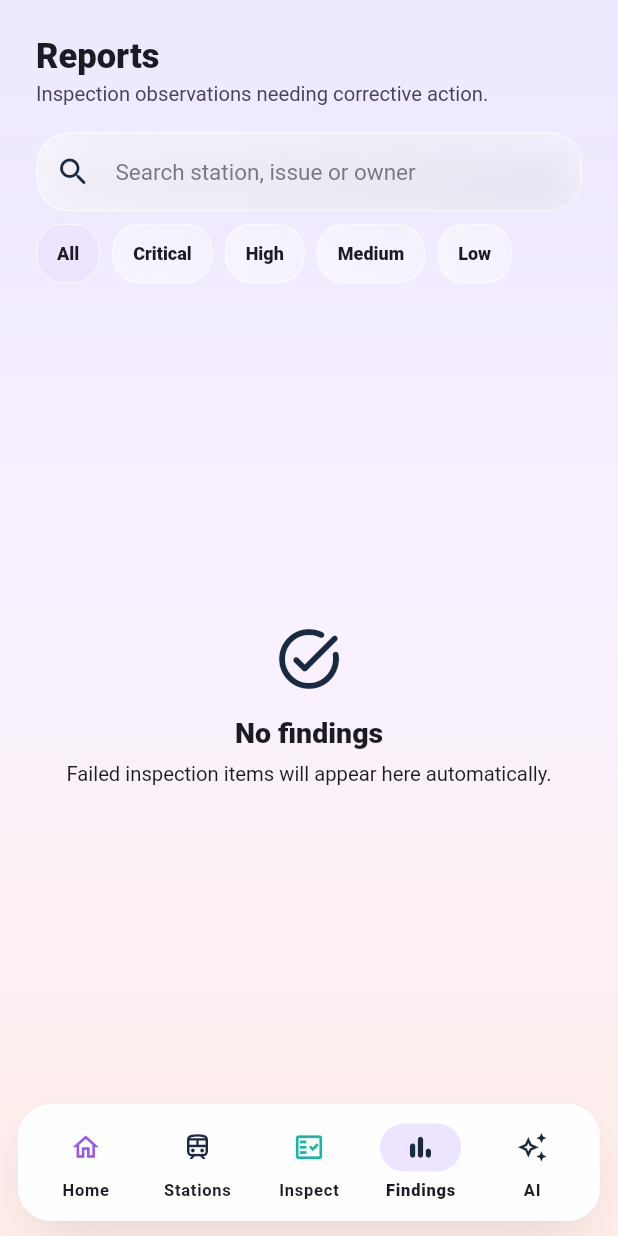
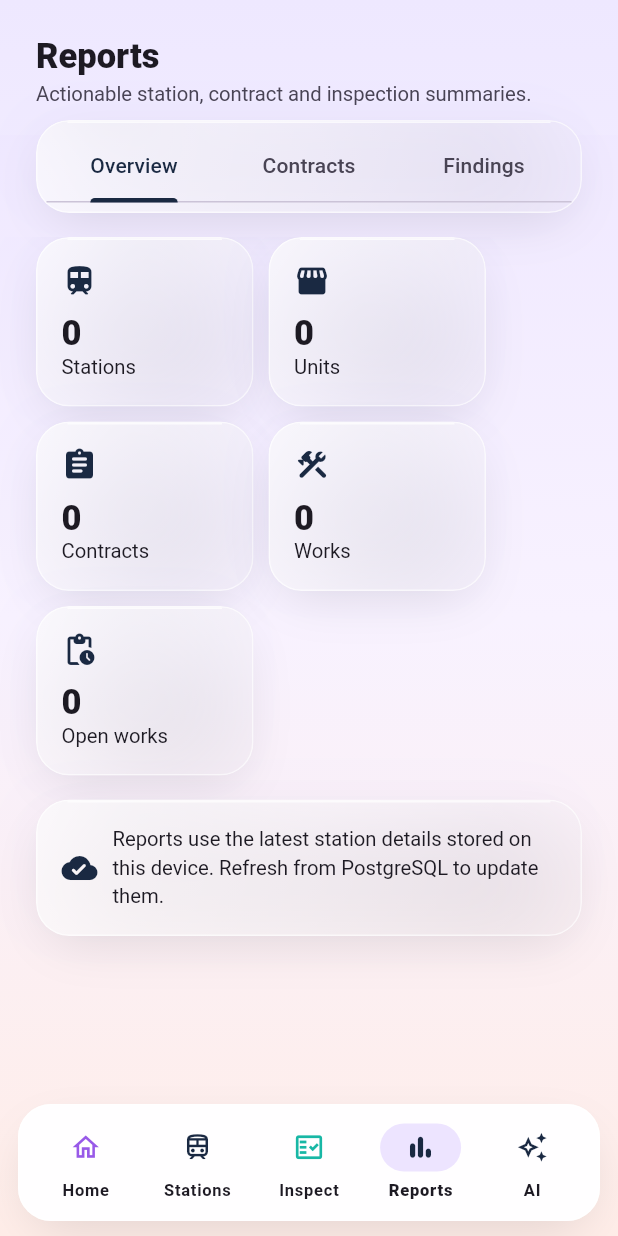
Before and after one commit to anilsrivatsav/sbcnav, a Flutter app: the screen it shows after launch, item 4 of the bottom bar chosen, on a phone screen of 412 x 824 dp. Run offline on Flutter 3.47's test engine with Material 3 defaults, Android fonts, the phone set to English and light mode, and no system bars; our stand-ins replace connectivity_plus, dio, flutter_riverpod, image_picker, sqflite; accounts and stored records are empty; statements that could not run were skipped.

Commit message:
Complete mobile reports and contract alert handling

```diff
--- a/mobile_flutter/lib/features/home/today_screen.dart
+++ b/mobile_flutter/lib/features/home/today_screen.dart
@@ -97,7 +97,7 @@ class _TodayScreenState extends ConsumerState<TodayScreen> {
             physics: const ClampingScrollPhysics(),
             padding: const EdgeInsets.fromLTRB(18, 18, 18, 28),
             children: [
-      _HomeHeader(
+              _HomeHeader(
                 inspector: data.inspector,
                 syncBusy: syncBusy,
                 pendingSync: data.pendingSync,
@@ -110,7 +110,8 @@ class _TodayScreenState extends ConsumerState<TodayScreen> {
                 onNotifications: () => showGlassBottomSheet<void>(
                   context,
                   builder: (_) => const NotificationsSheet(),
-                ),
+                ).then((_) => _refresh()),
+                onProfileChanged: _refresh,
               ),
               const SizedBox(height: 22),
               _InspectionPulse(data: data),
@@ -171,7 +172,7 @@ class _TodayScreenState extends ConsumerState<TodayScreen> {
                     ),
                     _QuickAction(
                       icon: Icons.bar_chart_rounded,
-                      label: 'Findings',
+                      label: 'Reports',
                       tone: const Color(0xFFF59E0B),
                       onTap: () => widget.onNavigate(3),
                     ),
@@ -363,6 +364,7 @@ class _HomeHeader extends StatelessWidget {
     required this.onSync,
     required this.onFetchLatest,
     required this.onNotifications,
+    required this.onProfileChanged,
   });
 
   final String inspector;
@@ -372,6 +374,7 @@ class _HomeHeader extends StatelessWidget {
   final VoidCallback onSync;
   final VoidCallback onFetchLatest;
   final VoidCallback onNotifications;
+  final VoidCallback onProfileChanged;
 
   @override
   Widget build(BuildContext context) {
@@ -389,7 +392,7 @@ class _HomeHeader extends StatelessWidget {
                   onFetchLatest: onFetchLatest,
                   onSync: onSync,
                 ),
-              ),
+              ).then((_) => onProfileChanged()),
             ),
             const SizedBox(width: 14),
             const Expanded(
@@ -479,7 +482,7 @@ class _HomeHeader extends StatelessWidget {
               onTap: () => showGlassBottomSheet<void>(
                 context,
                 builder: (_) => const ProfileSheet(),
-              ),
+              ).then((_) => onProfileChanged()),
               child: CircleAvatar(
                 radius: 28,
                 backgroundColor: const Color(0xFFDCEBFF),
--- /dev/null
+++ b/mobile_flutter/lib/features/reports/reports_screen.dart
@@ -0,0 +1,315 @@
+import 'package:flutter/material.dart';
+import 'package:flutter_riverpod/flutter_riverpod.dart';
+
+import '../../data/local/app_database.dart';
+import '../../shared/widgets.dart';
+
+class ReportsScreen extends ConsumerStatefulWidget {
+  const ReportsScreen({super.key});
+
+  @override
+  ConsumerState<ReportsScreen> createState() => _ReportsScreenState();
+}
+
+class _ReportsScreenState extends ConsumerState<ReportsScreen>
+    with SingleTickerProviderStateMixin {
+  late final TabController _tabs;
+  late Future<_ReportData> _report;
+
+  @override
+  void initState() {
+    super.initState();
+    _tabs = TabController(length: 3, vsync: this);
+    _report = _load();
+  }
+
+  Future<_ReportData> _load() async {
+    final database = ref.read(databaseProvider);
+    final stations = await database.stationOverviewRows();
+    final notifications = await database.notifications();
+    final findings = await database.findings();
+    var units = 0;
+    var contracts = 0;
+    var works = 0;
+    var openWorks = 0;
+    for (final row in stations) {
+      final detail = row['_station_detail'];
+      if (detail is! Map) continue;
+      final contractRows = [
+        ...(detail['contracts'] is List
+            ? detail['contracts'] as List
+            : const []),
+        ...(detail['commercial_contracts'] is List
+            ? detail['commercial_contracts'] as List
+            : const []),
+      ];
+      final unitRows = detail['units'];
+      final workRows = detail['works'];
+      units += unitRows is List ? unitRows.length : 0;
+      contracts += contractRows.length;
+      if (workRows is List) {
+        works += workRows.length;
+        openWorks += workRows.where((work) {
+          final status = '${work is Map ? work['status'] : ''}'.toLowerCase();
+          return !status.contains('complete') && !status.contains('done');
+        }).length;
+      }
+    }
+    return _ReportData(
+      stations: stations.length,
+      units: units,
+      contracts: contracts,
+      works: works,
+      openWorks: openWorks,
+      notifications: notifications,
+      findings: findings,
+    );
+  }
+
+  void _reload() => setState(() => _report = _load());
+
+  @override
+  void dispose() {
+    _tabs.dispose();
+    super.dispose();
+  }
+
+  @override
+  Widget build(BuildContext context) {
+    return FutureBuilder<_ReportData>(
+      future: _report,
+      builder: (context, snapshot) {
+        if (snapshot.connectionState == ConnectionState.waiting) {
+          return const GlassLoadingList(itemCount: 5);
+        }
+        if (snapshot.hasError) {
+          return ErrorPane(error: snapshot.error!, retry: _reload);
+        }
+        final data = snapshot.data!;
+        return Column(
+          children: [
+            const Padding(
+              padding: EdgeInsets.fromLTRB(
+                AppSpacing.page,
+                AppSpacing.x3,
+                AppSpacing.page,
+                AppSpacing.x1,
+              ),
+              child: PageHeading(
+                title: 'Reports',
+                subtitle:
+                    'Actionable station, contract and inspection summaries.',
+              ),
+            ),
+            Padding(
+              padding: const EdgeInsets.symmetric(horizontal: AppSpacing.page),
+              child: GlassPanel(
+                padding: const EdgeInsets.all(6),
+                child: TabBar(
+                  controller: _tabs,
+                  tabs: const [
+                    Tab(text: 'Overview'),
+                    Tab(text: 'Contracts'),
+                    Tab(text: 'Findings'),
+                  ],
+                ),
+              ),
+            ),
+            const SizedBox(height: AppSpacing.x2),
+            Expanded(
+              child: TabBarView(
+                controller: _tabs,
+                children: [
+                  _OverviewReport(data: data),
+                  _ContractReport(rows: data.notifications),
+                  _FindingReport(rows: data.findings),
+                ],
+              ),
+            ),
+          ],
+        );
+      },
+    );
+  }
+}
+
+class _ReportData {
+  const _ReportData({
+    required this.stations,
+    required this.units,
+    required this.contracts,
+    required this.works,
+    required this.openWorks,
+    required this.notifications,
+    required this.findings,
+  });
+
+  final int stations;
+  final int units;
+  final int contracts;
+  final int works;
+  final int openWorks;
+  final List<Map<String, dynamic>> notifications;
+  final List<Map<String, dynamic>> findings;
+}
+
+class _OverviewReport extends StatelessWidget {
+  const _OverviewReport({required this.data});
+  final _ReportData data;
+
+  @override
+  Widget build(BuildContext context) {
+    return ListView(
+      padding:
+          const EdgeInsets.fromLTRB(AppSpacing.page, 0, AppSpacing.page, 28),
+      children: [
+        Wrap(
+          spacing: 10,
+          runSpacing: 10,
+          children: [
+            _ReportMetric(
+                label: 'Stations',
+                value: data.stations,
+                icon: Icons.train_rounded),
+            _ReportMetric(
+                label: 'Units',
+                value: data.units,
+                icon: Icons.storefront_rounded),
+            _ReportMetric(
+                label: 'Contracts',
+                value: data.contracts,
+                icon: Icons.assignment_rounded),
+            _ReportMetric(
+                label: 'Works',
+                value: data.works,
+                icon: Icons.construction_rounded),
+            _ReportMetric(
+                label: 'Open works',
+                value: data.openWorks,
+                icon: Icons.pending_actions_rounded),
+          ],
+        ),
+        const SizedBox(height: AppSpacing.x2),
+        GlassPanel(
+          child: Row(
+            children: [
+              Icon(Icons.cloud_done_rounded,
+                  color: Theme.of(context).colorScheme.primary),
+              const SizedBox(width: 10),
+              const Expanded(
+                child: Text(
+                    'Reports use the latest station details stored on this device. Refresh from PostgreSQL to update them.'),
+              ),
+            ],
+          ),
+        ),
+      ],
+    );
+  }
+}
+
+class _ReportMetric extends StatelessWidget {
+  const _ReportMetric(
+      {required this.label, required this.value, required this.icon});
+  final String label;
+  final int value;
+  final IconData icon;
+
+  @override
+  Widget build(BuildContext context) {
+    return SizedBox(
+      width: 145,
+      child: GlassPanel(
+        child: Column(
+          crossAxisAlignment: CrossAxisAlignment.start,
+          children: [
+            Icon(icon, color: Theme.of(context).colorScheme.primary),
+            const SizedBox(height: 10),
+            Text('$value',
+                style: Theme.of(context)
+                    .textTheme
+                    .headlineSmall
+                    ?.copyWith(fontWeight: FontWeight.w900)),
+            Text(label),
+          ],
+        ),
+      ),
+    );
+  }
+}
+
+class _ContractReport extends StatelessWidget {
+  const _ContractReport({required this.rows});
+  final List<Map<String, dynamic>> rows;
+
+  @override
+  Widget build(BuildContext context) {
+    final alerts =
+        rows.where((row) => row['type'] == 'contract_expiry').toList();
+    if (alerts.isEmpty) {
+      return const EmptyState(
+          icon: Icons.verified_rounded,
+          title: 'No contract alerts',
+          message:
+              'No contracts are due within the current 90-day alert window.');
+    }
+    return ListView.separated(
+      padding:
+          const EdgeInsets.fromLTRB(AppSpacing.page, 0, AppSpacing.page, 28),
+      itemCount: alerts.length,
+      separatorBuilder: (_, __) => const SizedBox(height: AppSpacing.x1),
+      itemBuilder: (context, index) {
+        final row = alerts[index];
+        return GlassPanel(
+          child: ListTile(
+            contentPadding: EdgeInsets.zero,
+            leading: Icon(
+                row['severity'] == 'critical'
+                    ? Icons.warning_rounded
+                    : Icons.event_available_rounded,
+                color:
+                    row['severity'] == 'critical' ? Colors.red : Colors.orange),
+            title: Text('${row['title']}',
+                style: const TextStyle(fontWeight: FontWeight.w800)),
+            subtitle: Text('${row['body']}'),
+            trailing: row['is_read'] == 1 ? null : const StatusBadge('New'),
+          ),
+        );
+      },
+    );
+  }
+}
+
+class _FindingReport extends StatelessWidget {
+  const _FindingReport({required this.rows});
+  final List<Map<String, dynamic>> rows;
+
+  @override
+  Widget build(BuildContext context) {
+    if (rows.isEmpty) {
+      return const EmptyState(
+          icon: Icons.task_alt_rounded,
+          title: 'No findings',
+          message: 'Inspection observations needing action will appear here.');
+    }
+    return ListView.separated(
+      padding:
+          const EdgeInsets.fromLTRB(AppSpacing.page, 0, AppSpacing.page, 28),
+      itemCount: rows.length,
+      separatorBuilder: (_, __) => const SizedBox(height: AppSpacing.x1),
+      itemBuilder: (context, index) {
+        final row = rows[index];
+        return GlassPanel(
+          child: ListTile(
+            contentPadding: EdgeInsets.zero,
+            title: Text('${row['title']}',
+                style: const TextStyle(fontWeight: FontWeight.w800)),
+            subtitle: Text(
+                '${row['station_code'] ?? 'Station'} · ${row['status'] ?? 'Open'}'),
+            trailing: StatusBadge('${row['severity'] ?? 'medium'}'),
+          ),
+        );
+      },
+    );
+  }
+}
--- a/mobile_flutter/lib/features/shell/mobile_shell.dart
+++ b/mobile_flutter/lib/features/shell/mobile_shell.dart
@@ -3,7 +3,7 @@ import 'package:flutter/services.dart';
 
 import '../../shared/widgets.dart';
 import '../assistant/assistant_screen.dart';
-import '../findings/findings_screen.dart';
+import '../reports/reports_screen.dart';
 import '../home/today_screen.dart';
 import '../inspections/inspections_screen.dart';
 import '../stations/stations_screen.dart';
@@ -36,7 +36,7 @@ class _MobileShellState extends State<MobileShell> {
       selectedIcon: Icons.fact_check_rounded,
     ),
     _Destination(
-      label: 'Findings',
+      label: 'Reports',
       icon: Icons.bar_chart_outlined,
       selectedIcon: Icons.bar_chart_rounded,
     ),
@@ -74,7 +74,7 @@ class _MobileShellState extends State<MobileShell> {
       TodayScreen(onNavigate: _select),
       const StationsScreen(),
       const InspectionsScreen(),
-      const FindingsScreen(),
+      const ReportsScreen(),
       const AssistantScreen(),
     ];
     return PopScope(
@@ -338,7 +338,7 @@ class _NavItem extends StatelessWidget {
       'Home' => colors.tertiary,
       'Stations' => colors.primary,
       'Inspect' => colors.secondary,
-      'Findings' => statusTone('pending'),
+      'Reports' => statusTone('pending'),
       _ => colors.primary,
     };
   }
--- a/mobile_flutter/lib/features/stations/station_presentation.dart
+++ b/mobile_flutter/lib/features/stations/station_presentation.dart
@@ -322,13 +322,15 @@ List<ContractSummary> buildContracts(
         type: cleanText(row['type_of_unit'], fallback: 'Catering'),
         earnings: earnings,
         status: cleanText(row['unit_status'], fallback: 'Status unavailable'),
-        validFrom: _contractDate(row, ['contract_from', 'contract_period_from']),
-        validTo: _contractDate(row, ['contract_to', 'contract_upto']),
+        validFrom: _contractDate(
+            row, ['valid_from', 'contract_from', 'contract_period_from']),
+        validTo:
+            _contractDate(row, ['valid_to', 'contract_to', 'contract_upto']),
         renewalState: _renewalState(
-          _contractDate(row, ['contract_to', 'contract_upto']),
+          _contractDate(row, ['valid_to', 'contract_to', 'contract_upto']),
         ),
         daysToExpiry: _daysToExpiry(
-          _contractDate(row, ['contract_to', 'contract_upto']),
+          _contractDate(row, ['valid_to', 'contract_to', 'contract_upto']),
         ),
         details: row,
         payments: _paymentRows(row),
@@ -356,13 +358,15 @@ List<ContractSummary> buildContracts(
             numericValue(row['annual_license_fee']) ??
             0,
         status: _contractStatus(row),
-        validFrom: _contractDate(row, ['contract_period_from', 'contract_from']),
-        validTo: _contractDate(row, ['contract_upto', 'contract_to']),
+        validFrom: _contractDate(
+            row, ['valid_from', 'contract_period_from', 'contract_from']),
+        validTo:
+            _contractDate(row, ['valid_to', 'contract_upto', 'contract_to']),
         renewalState: _renewalState(
-          _contractDate(row, ['contract_upto', 'contract_to']),
+          _contractDate(row, ['valid_to', 'contract_upto', 'contract_to']),
         ),
         daysToExpiry: _daysToExpiry(
-          _contractDate(row, ['contract_upto', 'contract_to']),
+          _contractDate(row, ['valid_to', 'contract_upto', 'contract_to']),
         ),
         details: row,
         payments: _paymentRows(row),
@@ -488,16 +492,19 @@ DateTime? _contractDate(Map<String, dynamic> row, List<String> keys) {
     if (text.isEmpty) continue;
     final iso = DateTime.tryParse(text);
     if (iso != null) return DateTime(iso.year, iso.month, iso.day);
-    final match = RegExp(r'^(\d{1,2})[/-](\d{1,2})[/-](\d{2,4})').firstMatch(text);
+    final match =
+        RegExp(r'^(\d{1,2})[/-](\d{1,2})[/-](\d{2,4})').firstMatch(text);
     if (match != null) {
       final year = int.parse(match.group(3)!) < 100
           ? 2000 + int.parse(match.group(3)!)
           : int.parse(match.group(3)!);
-      return DateTime(year, int.parse(match.group(2)!), int.parse(match.group(1)!));
+      return DateTime(
+          year, int.parse(match.group(2)!), int.parse(match.group(1)!));
     }
     final monthYear = RegExp(r'^(\d{1,2})[/-](\d{4})$').firstMatch(text);
     if (monthYear != null) {
-      return DateTime(int.parse(monthYear.group(2)!), int.parse(monthYear.group(1)!), 1);
+      return DateTime(
+          int.parse(monthYear.group(2)!), int.parse(monthYear.group(1)!), 1);
     }
   }
   return null;
@@ -529,7 +536,8 @@ String contractValidityLabel(ContractSummary contract) {
   return 'Valid till $date · $days days remaining';
 }
 
-String formatContractDate(DateTime date) => DateFormat('dd MMM yyyy').format(date);
+String formatContractDate(DateTime date) =>
+    DateFormat('dd MMM yyyy').format(date);
 
 int? _progress(Object? value) {
   final number = numericValue(value);
--- a/mobile_flutter/pubspec.yaml
+++ b/mobile_flutter/pubspec.yaml
@@ -1,7 +1,7 @@
 name: rail_inspect
 description: Offline-first station inspection app for railway commercial inspectors and officers.
 publish_to: "none"
-version: 0.7.2+9
+version: 0.7.3+10
 
 environment:
   sdk: ">=3.4.0 <4.0.0"
```
Also changed, not shown: mobile_flutter/lib/data/local/app_database.dart (+39 -8 lines), mobile_flutter/lib/features/notifications/notifications_screen.dart (+17 -6 lines), mobile_flutter/lib/features/settings/settings_screen.dart (+32 -16 lines), mobile_flutter/lib/features/stations/station_360_screen.dart (+13 -5 lines), 2 other files.
